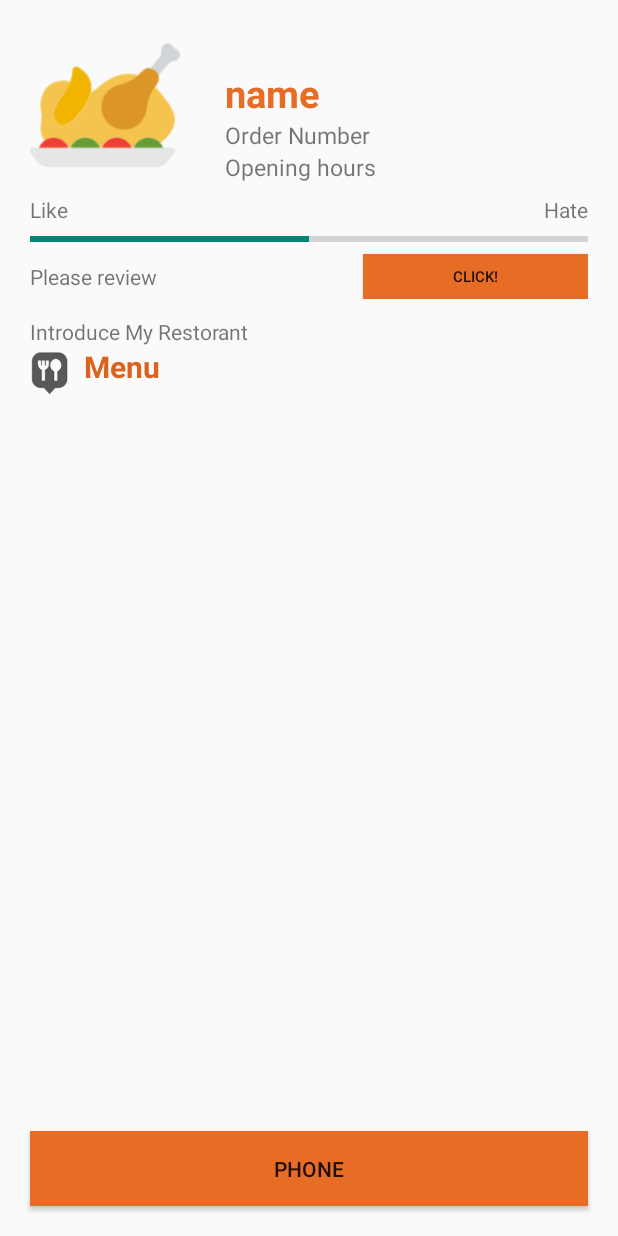
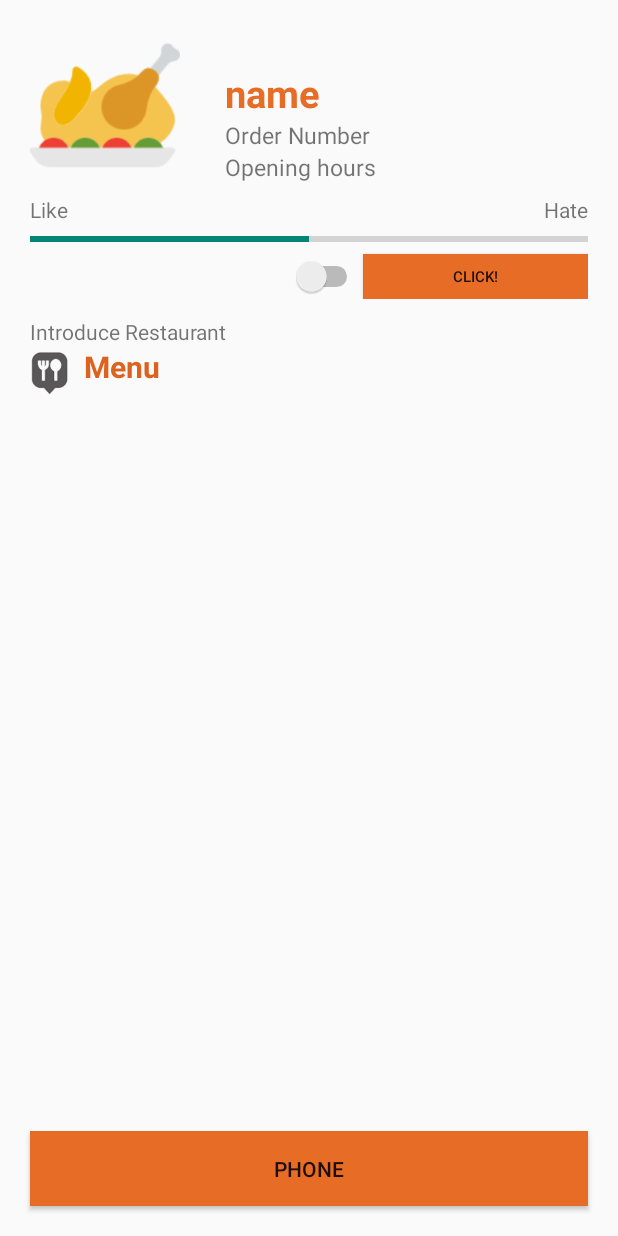
Before and after one commit to JunHoPark93/FoodCampus, an Android app: the DetailActivity screen opened directly, with no data from a screen before it, on a phone screen of 412 x 824 dp. Run offline under Robolectric (Android 15) with nearby library versions, the phone set to English and light mode, and no system bars; our stand-ins replace ButterKnife; libraries missing offline, so code that uses them is left out: com.kakao.network, com.kakao.usermgmt, com.kakao.util.

Commit message:
Favorite(즐겨찾기) save

```diff
--- a/app/src/main/java/com/jarvis/foodcampus/DB/DatabaseHelper.java
+++ b/app/src/main/java/com/jarvis/foodcampus/DB/DatabaseHelper.java
@@ -55,6 +55,13 @@ public class DatabaseHelper extends SQLiteOpenHelper {
             DatabaseManage.Review.COLUMN_NAME_USER_ID + " INTEGER, " +
             DatabaseManage.Review.COLUMN_NAME_LIKE_YN + " TEXT )";
 
+    private static final String SQL_CREATE_FAVORITE_TABLE = "CREATE TABLE " +
+            DatabaseManage.Favorite.TABLE_NAME + "(" +
+            DatabaseManage.Favorite._ID + " INTEGER PRIMARY KEY AUTOINCREMENT, " +
+            DatabaseManage.Favorite.COLUMN_NAME_RESTAURANT_ID + " INTEGER, " +
+            DatabaseManage.Favorite.COLUMN_NAME_USER_ID + " INTEGER )";
+
+
 
 
     public DatabaseHelper(Context context) {
@@ -72,6 +79,7 @@ public class DatabaseHelper extends SQLiteOpenHelper {
         db.execSQL(SQL_CREATE_FOOD_TABLE);
         db.execSQL(SQL_CREATE_ORDER_TABLE);
         db.execSQL(SQL_CREATE_REVIEW_TABLE);
+        db.execSQL(SQL_CREATE_FAVORITE_TABLE);
 
         Log.i("DatabaseHelper Table","테이블생성");
     }
--- a/app/src/main/java/com/jarvis/foodcampus/DB/DatabaseManage.java
+++ b/app/src/main/java/com/jarvis/foodcampus/DB/DatabaseManage.java
@@ -56,4 +56,10 @@ public class DatabaseManage {
         static final String COLUMN_NAME_USER_ID = "user_id";
         static final String COLUMN_NAME_RESTAURANT_ID = "restaurant_id";
     }
+
+    static class Favorite implements BaseColumns {
+        static final String TABLE_NAME = "favorite";
+        static final String COLUMN_NAME_USER_ID = "user_id";
+        static final String COLUMN_NAME_RESTAURANT_ID = "restaurant_id";
+    }
 }
--- a/app/src/main/java/com/jarvis/foodcampus/presenter/detail/DetailPresenter.java
+++ b/app/src/main/java/com/jarvis/foodcampus/presenter/detail/DetailPresenter.java
@@ -13,4 +13,5 @@ public interface DetailPresenter {
     void setRadioButton();
     void sendReview(int whichBtn);
     void setReviewData();
+    void sendFavorite(String resId);
 }
--- a/app/src/main/java/com/jarvis/foodcampus/view/detail/DetailActivity.java
+++ b/app/src/main/java/com/jarvis/foodcampus/view/detail/DetailActivity.java
@@ -6,11 +6,13 @@ import android.net.Uri;
 import android.os.Bundle;
 import android.view.View;
 import android.widget.Button;
+import android.widget.CompoundButton;
 import android.widget.ExpandableListView;
 import android.widget.ImageView;
 import android.widget.ProgressBar;
 import android.widget.RadioButton;
 import android.widget.RadioGroup;
+import android.widget.Switch;
 import android.widget.TextView;
 import android.widget.Toast;
 
@@ -61,11 +63,15 @@ public class DetailActivity extends BaseActivity implements DetailView {
     RadioButton detailLikeBtn;
     @BindView(R.id.detail_hate_btn)
     RadioButton detailHateBtn;
+    @BindView(R.id.detail_favorite_btn)
+    Switch detailFavoriteBtn;
 
 
     private DetailAdapter detailAdapter;
     private DetailPresenter detailPresenter;
     private int whichBtn;
+    private boolean isFavoriteChecked = false;
+    private String res;
 
     @OnClick(R.id.detail_phone_btn)
     public void onClick(View v) {
@@ -95,7 +101,7 @@ public class DetailActivity extends BaseActivity implements DetailView {
          *  인텐트 받는부분인데 뷰에서 하면 안되는 기능인데 어떻게 빼지
          *  /////////////////////////////////////////////////
          */
-        String res = getIntent().getStringExtra("restaurantId");
+        res = getIntent().getStringExtra("restaurantId");
         String category = getIntent().getStringExtra("categoryId");
         /**
          *  여기까지
@@ -138,10 +144,22 @@ public class DetailActivity extends BaseActivity implements DetailView {
             }
         });
 
-        detailLikeBtn.setOnClickListener(new View.OnClickListener(){
+        detailLikeBtn.setOnClickListener(new View.OnClickListener() {
             @Override
             public void onClick(View v) {
                 whichBtn = 2;
+            }
+        });
+
+        detailFavoriteBtn.setOnCheckedChangeListener(new CompoundButton.OnCheckedChangeListener(){
+            @Override
+            public void onCheckedChanged(CompoundButton cb, boolean on){
+                if(on) {
+                    isFavoriteChecked = true;
+                }
+                else {
+                    isFavoriteChecked = false;
+                }
             }
         });
     }
@@ -179,10 +197,14 @@ public class DetailActivity extends BaseActivity implements DetailView {
 
     @Override
     public void onBackPressed() {
-        if(whichBtn == 2 || whichBtn == 3) {
+        if (whichBtn == 2 || whichBtn == 3) {
             detailPresenter.sendReview(whichBtn);
         }
-        System.out.println("어떤버튼"+whichBtn);
+
+        if(isFavoriteChecked) {
+            detailPresenter.sendFavorite(res); // 즐겨찾기 서버 요청함
+        }
+        System.out.println("어떤버튼" + whichBtn);
         Toast.makeText(this, "백프레스", Toast.LENGTH_SHORT).show();
         finish();
     }
--- a/app/src/main/res/layout/activity_detail.xml
+++ b/app/src/main/res/layout/activity_detail.xml
@@ -189,21 +189,36 @@
                     android:textColor="@color/com_kakao_account_button_background" />
             </RadioGroup>
 
-            <TextView
-                android:text="Please review"
-                android:layout_width="wrap_content"
+            <!--<TextView-->
+                <!--android:text="Please review"-->
+                <!--android:layout_width="wrap_content"-->
+                <!--android:layout_height="wrap_content"-->
+                <!--android:layout_toLeftOf="@+id/detail_radio_group"-->
+                <!--android:id="@+id/detail_rate_tv"-->
+                <!--android:gravity="center_vertical"-->
+                <!--android:layout_below="@+id/detail_progressbar"-->
+                <!--android:layout_alignParentLeft="true"-->
+                <!--android:layout_alignBottom="@+id/detail_radio_group"-->
+                <!--android:layout_alignParentStart="true" />-->
+            <!--<Button-->
+                <!--android:layout_width="wrap_content"-->
+                <!--android:layout_height="wrap_content"-->
+                <!--android:layout_toLeftOf="@+id/detail_radio_group"-->
+                <!--android:layout_below="@+id/detail_progressbar"-->
+                <!--android:layout_alignBottom="@+id/detail_radio_group"-->
+                <!--android:id="@+id/detail_favorite_btn"-->
+                <!--android:text="즐겨찾기"/>-->
+            <Switch
+                android:layout_width="match_parent"
                 android:layout_height="wrap_content"
                 android:layout_toLeftOf="@+id/detail_radio_group"
-                android:id="@+id/detail_rate_tv"
-                android:gravity="center_vertical"
                 android:layout_below="@+id/detail_progressbar"
-                android:layout_alignParentLeft="true"
                 android:layout_alignBottom="@+id/detail_radio_group"
-                android:layout_alignParentStart="true" />
+                android:id="@+id/detail_favorite_btn"/>
         </RelativeLayout>
 
         <TextView
-            android:text="Introduce My Restorant"
+            android:text="Introduce Restaurant"
             android:layout_width="match_parent"
             android:layout_height="wrap_content"
             android:id="@+id/detail_intro"
```
Also changed, not shown: app/src/main/java/com/jarvis/foodcampus/DB/FavoriteDataSource.java (added, +42 -0 lines), app/src/main/java/com/jarvis/foodcampus/interactor/LoginInteractor.java (+42 -1 lines), app/src/main/java/com/jarvis/foodcampus/model/FavoriteModel.java (added, +32 -0 lines), app/src/main/java/com/jarvis/foodcampus/presenter/detail/DetailPresenterImpl.java (+74 -0 lines), app/src/main/res/layout/content_main.xml (+9 -1 lines).
